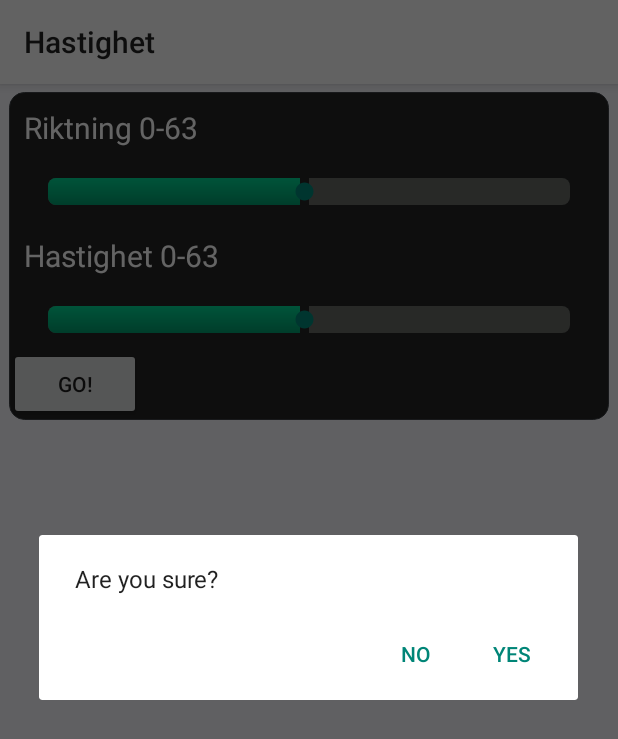
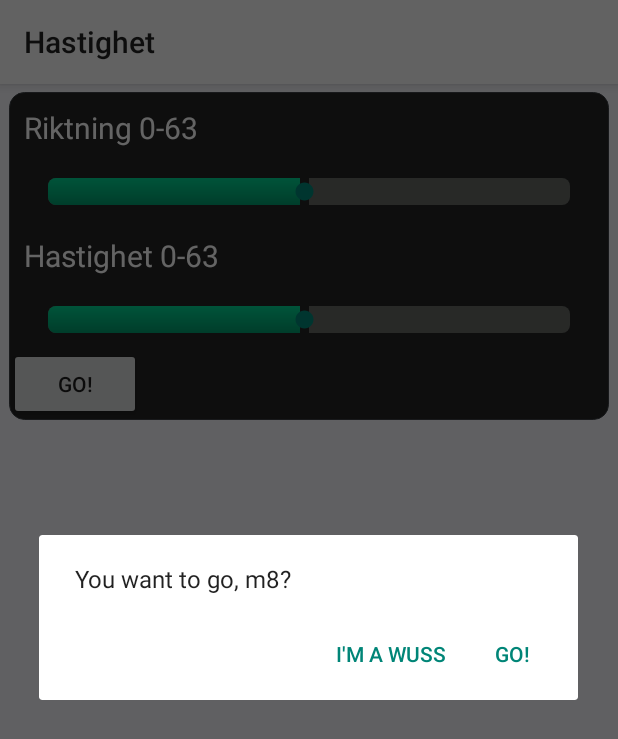
Before and after one commit to Junttila/DAT290-7, an Android app: the SeekBarActivity screen opened directly, with no data from a screen before it, after a tap on "GO!", on a phone screen of 412 x 824 dp. Shown: the top 739 px of the screen. Run offline under Robolectric (Android 15) with nearby library versions, the phone set to English and light mode, and no system bars; our stand-ins replace ButterKnife; libraries missing offline, so code that uses them is left out: com.daimajia.easing, com.nineoldandroids.animation.

Commit message:
Added documentation in code

```diff
--- a/programming-app/BluetoothTest1/app/src/main/java/com/javacodegeeks/android/bluetoothtest/SeekBarActivity.java
+++ b/programming-app/BluetoothTest1/app/src/main/java/com/javacodegeeks/android/bluetoothtest/SeekBarActivity.java
@@ -224,8 +224,8 @@ public class SeekBarActivity extends Activity {
         };
 
         AlertDialog.Builder builder = new AlertDialog.Builder(this);
-        builder.setMessage("Are you sure?").setPositiveButton("Yes", dialogClickListener)
-                .setNegativeButton("No", dialogClickListener).show();
+        builder.setMessage("You want to go, m8?").setPositiveButton("GO!", dialogClickListener)
+                .setNegativeButton("I'm a wuss", dialogClickListener).show();
 
         try {
             outStream.write(bytes);
```
